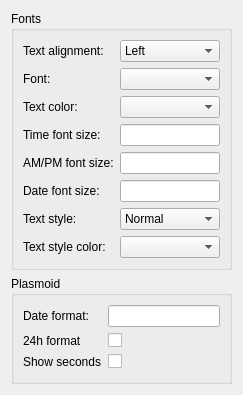
Old version of the form contents/ui/config.ui in the repository iddm/MinimalisticClock.
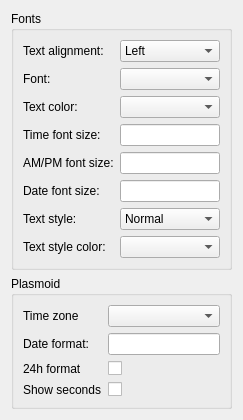
New version of the form. Custom widgets are drawn as their Qt base class.

Commit message: Time zone (not fully realized)

The edit to the form file:
```diff
--- a/contents/ui/config.ui
+++ b/contents/ui/config.ui
@@ -191,31 +191,46 @@
         <item row="0" column="0">
          <widget class="QLabel" name="label">
           <property name="text">
-           <string>Date format:</string>
+           <string>Time zone</string>
           </property>
          </widget>
         </item>
         <item row="0" column="1">
-         <widget class="KLineEdit" name="kcfg_dateStringFormat"/>
+         <widget class="KTimeZoneComboBox" name="kcfg_timeZone"/>
         </item>
+        
         <item row="1" column="0">
          <widget class="QLabel" name="label">
           <property name="text">
-           <string>24h format</string>
+           <string>Date format:</string>
           </property>
          </widget>
         </item>
         <item row="1" column="1">
-         <widget class="KCheckBox" name="kcfg_timeFormat"/>
+         <widget class="KLineEdit" name="kcfg_dateStringFormat">
+          <property name="toolTip">
+           <string>&lt;html&gt;&lt;head/&gt;&lt;body&gt;&lt;p&gt;&lt;span style=&quot; font-size:9pt;&quot;&gt;This is a richtext field. You are able to write it like:&lt;/span&gt;&lt;/p&gt;&lt;p align=&quot;center&quot;&gt;&lt;span style=&quot; font-size:10pt; font-style:italic;&quot;&gt;dddd&amp;lt;br/&amp;gt; d MMMM&lt;/span&gt;&lt;/p&gt;&lt;p align=&quot;center&quot;&gt;&lt;span style=&quot; font-size:10pt;&quot;&gt;or&lt;/span&gt;&lt;/p&gt;&lt;p align=&quot;center&quot;&gt;&lt;span style=&quot; font-size:10pt; font-style:italic;&quot;&gt;dddd&amp;lt;span style='color:#f00'&amp;gt;d&amp;lt;/span&amp;gt; MMMM&lt;/span&gt;&lt;/p&gt;&lt;/body&gt;&lt;/html&gt;</string>
+          </property>
+         </widget>
         </item>
         <item row="2" column="0">
          <widget class="QLabel" name="label">
           <property name="text">
-           <string>Show seconds</string>
+           <string>24h format</string>
           </property>
          </widget>
         </item>
         <item row="2" column="1">
+         <widget class="KCheckBox" name="kcfg_timeFormat"/>
+        </item>
+        <item row="3" column="0">
+         <widget class="QLabel" name="label">
+          <property name="text">
+           <string>Show seconds</string>
+          </property>
+         </widget>
+        </item>
+        <item row="3" column="1">
          <widget class="KCheckBox" name="kcfg_showSeconds"/>
         </item>
        </layout>
@@ -250,6 +265,11 @@
    <class>KFontComboBox</class>
    <extends>KComboBox</extends>
    <header>kfontcombobox.h</header>
+  </customwidget>  
+  <customwidget>
+   <class>KTimeZoneComboBox</class>
+   <extends>KComboBox</extends>
+   <header>ktimezonecombobox.h</header>
   </customwidget>
  </customwidgets>
  <resources/>
```
Left out of the diff: 3 changed lines with no effect on the pictures. The commit also changes 3 other files.
